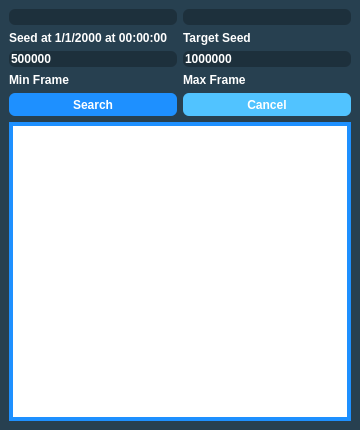
Qt form Forms/Gen3/GameCubeRTC.ui (Admiral-Fish/PokeFinder) before a commit.
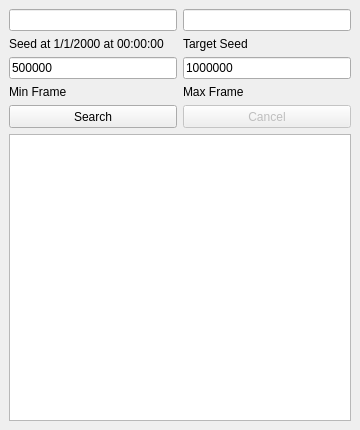
The same form after that commit. Custom widgets are drawn as their Qt base class.

Patch:
```diff
--- a/Forms/Gen3/GameCubeRTC.ui
+++ b/Forms/Gen3/GameCubeRTC.ui
@@ -31,52 +31,6 @@
   <property name="windowTitle">
    <string>GameCube RTC</string>
   </property>
-  <property name="styleSheet">
-   <string notr="true">QMainWindow {
-	background-color: #274050;
-}
-
-QTableView {
-	border: 4px solid DodgerBlue;
-}
-
-QHeaderView::section {
-	border: none;
-	background-color: #274050;
-	padding-top: 3px;
-	padding-bottom: 3px;
-	color: white;
-}
-
-QLineEdit {
-	qproperty-alignment: AlignCenter;
-	background-color: #1D303C;
-	border:none;
-	border-radius: 6px;
-	color: white;
-	font-family: &quot;Myriad Pro&quot;, Montserrat;
-	font-weight: 500;
-}
-
-QLabel {
-	color: white;
-	font-family: &quot;Myriad Pro&quot;, Montserrat;
-	font-weight: 500;
-}
-
-QPushButton {
-	border: none;
-	border-radius: 6px;
-	color: white;
-	background-color: DodgerBlue;
-	font-family: &quot;Myriad Pro&quot;, Montserrat;
-	font-weight: 500;
-}
-
-QPushButton:disabled {
-	background-color: #51c3ff;
-}</string>
-  </property>
   <widget class="QWidget" name="centralwidget">
    <layout class="QGridLayout" name="gridLayout">
     <item row="1" column="1">
```
